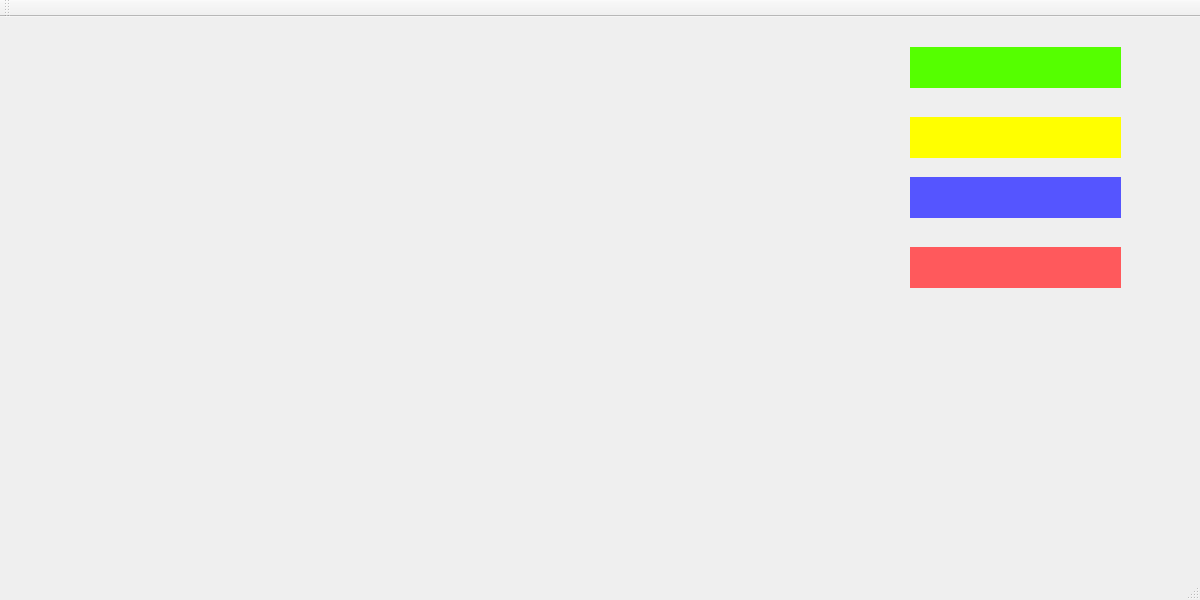
Before: the Qt Designer form Client1/Game.ui in Paul-Podoleanu/ProjectModernCpp, drawn with Qt 5.
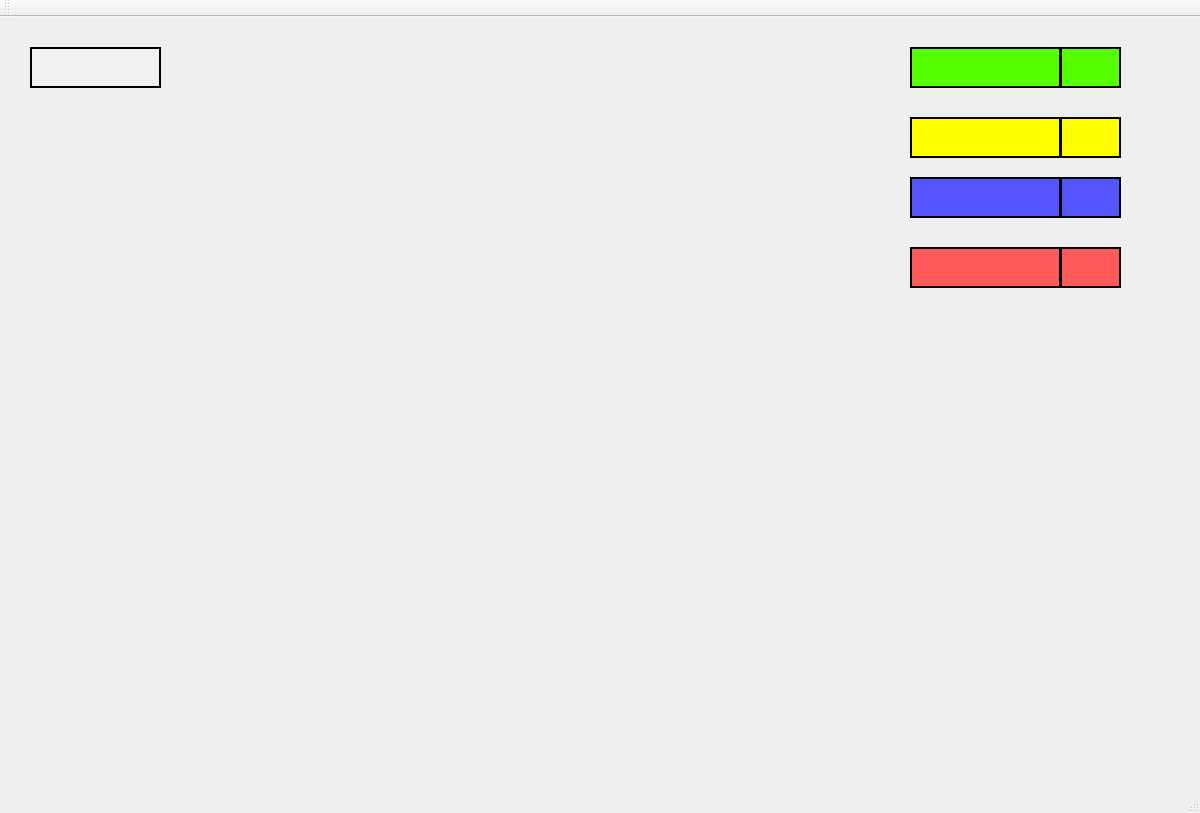
After: the same form once the commit is applied. Icons and pictures are not drawn.

Commit message: Modificat UI-ul la pagina de Game putin

The edit to the form file:
```diff
--- a/Client1/Game.ui
+++ b/Client1/Game.ui
@@ -7,12 +7,15 @@
     <x>0</x>
     <y>0</y>
     <width>1200</width>
-    <height>600</height>
+    <height>813</height>
    </rect>
   </property>
   <property name="windowTitle">
    <string>Game</string>
   </property>
+  <property name="styleSheet">
+   <string notr="true">background-image:url(:/Poze/Resources/map2players.jpg)</string>
+  </property>
   <widget class="QWidget" name="centralWidget">
    <widget class="QLabel" name="Player4">
     <property name="geometry">
@@ -23,12 +26,27 @@
       <height>41</height>
      </rect>
     </property>
+    <property name="font">
+     <font>
+      <family>Segoe Print</family>
+     </font>
+    </property>
     <property name="styleSheet">
-     <string notr="true">background-color:rgb(85, 255, 0)</string>
+     <string notr="true">background: none;
+background-color:rgb(85, 255, 0);</string>
+    </property>
+    <property name="frameShape">
+     <enum>QFrame::Box</enum>
+    </property>
+    <property name="lineWidth">
+     <number>2</number>
     </property>
     <property name="text">
      <string/>
     </property>
+    <property name="alignment">
+     <set>Qt::AlignCenter</set>
+    </property>
    </widget>
    <widget class="QLabel" name="Player3">
     <property name="geometry">
@@ -39,12 +57,30 @@
       <height>41</height>
      </rect>
     </property>
+    <property name="font">
+     <font>
+      <family>Segoe Print</family>
+     </font>
+    </property>
     <property name="styleSheet">
-     <string notr="true">background-color:rgb(255, 255, 0)</string>
+     <string notr="true">background: none;
+background-color:rgb(255, 255, 0)</string>
+    </property>
+    <property name="frameShape">
+     <enum>QFrame::Box</enum>
+    </property>
+    <property name="lineWidth">
+     <number>2</number>
     </property>
     <property name="text">
      <string/>
     </property>
+    <property name="scaledContents">
+     <bool>false</bool>
+    </property>
+    <property name="alignment">
+     <set>Qt::AlignCenter</set>
+    </property>
    </widget>
    <widget class="QLabel" name="Player2">
     <property name="geometry">
@@ -55,12 +91,27 @@
       <height>41</height>
      </rect>
     </property>
+    <property name="font">
+     <font>
+      <family>Segoe Print</family>
+     </font>
+    </property>
     <property name="styleSheet">
-     <string notr="true">background-color:rgb(85, 85, 255)</string>
+     <string notr="true">background: none;
+background-color:rgb(85, 85, 255)</string>
+    </property>
+    <property name="frameShape">
+     <enum>QFrame::Box</enum>
+    </property>
+    <property name="lineWidth">
+     <number>2</number>
     </property>
     <property name="text">
      <string/>
     </property>
+    <property name="alignment">
+     <set>Qt::AlignCenter</set>
+    </property>
    </widget>
    <widget class="QLabel" name="Player1">
     <property name="geometry">
@@ -71,12 +122,27 @@
       <height>41</height>
      </rect>
     </property>
+    <property name="font">
+     <font>
+      <family>Segoe Print</family>
+     </font>
+    </property>
     <property name="styleSheet">
-     <string notr="true">background-color:rgb(255, 89, 92)</string>
+     <string notr="true">background: none;
+background-color:rgb(255, 89, 92)</string>
+    </property>
+    <property name="frameShape">
+     <enum>QFrame::Box</enum>
+    </property>
+    <property name="lineWidth">
+     <number>2</number>
     </property>
     <property name="text">
      <string/>
     </property>
+    <property name="alignment">
+     <set>Qt::AlignCenter</set>
+    </property>
    </widget>
    <widget class="QLabel" name="Player1Points">
     <property name="geometry">
@@ -87,12 +153,27 @@
       <height>41</height>
      </rect>
     </property>
+    <property name="font">
+     <font>
+      <family>Segoe Print</family>
+     </font>
+    </property>
     <property name="styleSheet">
-     <string notr="true">background-color:rgb(255, 89, 92)</string>
+     <string notr="true">background: none;
+background-color:rgb(255, 89, 92)</string>
+    </property>
+    <property name="frameShape">
+     <enum>QFrame::Box</enum>
+    </property>
+    <property name="lineWidth">
+     <number>2</number>
     </property>
     <property name="text">
      <string/>
     </property>
+    <property name="alignment">
+     <set>Qt::AlignCenter</set>
+    </property>
    </widget>
    <widget class="QLabel" name="Player2Points">
     <property name="geometry">
@@ -103,12 +184,27 @@
       <height>41</height>
      </rect>
     </property>
+    <property name="font">
+     <font>
+      <family>Segoe Print</family>
+     </font>
+    </property>
     <property name="styleSheet">
-     <string notr="true">background-color:rgb(85, 85, 255)</string>
+     <string notr="true">background: none;
+background-color:rgb(85, 85, 255)</string>
+    </property>
+    <property name="frameShape">
+     <enum>QFrame::Box</enum>
+    </property>
+    <property name="lineWidth">
+     <number>2</number>
     </property>
     <property name="text">
      <string/>
     </property>
+    <property name="alignment">
+     <set>Qt::AlignCenter</set>
+    </property>
    </widget>
    <widget class="QLabel" name="Player3Points">
     <property name="geometry">
@@ -119,12 +215,27 @@
       <height>41</height>
      </rect>
     </property>
+    <property name="font">
+     <font>
+      <family>Segoe Print</family>
+     </font>
+    </property>
     <property name="styleSheet">
-     <string notr="true">background-color:rgb(255, 255, 0)</string>
+     <string notr="true">background: none;
+background-color:rgb(255, 255, 0)</string>
+    </property>
+    <property name="frameShape">
+     <enum>QFrame::Box</enum>
+    </property>
+    <property name="lineWidth">
+     <number>2</number>
     </property>
     <property name="text">
      <string/>
     </property>
+    <property name="alignment">
+     <set>Qt::AlignCenter</set>
+    </property>
    </widget>
    <widget class="QLabel" name="Player4Points">
     <property name="geometry">
@@ -135,18 +246,33 @@
       <height>41</height>
      </rect>
     </property>
+    <property name="font">
+     <font>
+      <family>Segoe Print</family>
+     </font>
+    </property>
     <property name="styleSheet">
-     <string notr="true">background-color:rgb(85, 255, 0)</string>
+     <string notr="true">background: none;
+background-color:rgb(85, 255, 0)</string>
+    </property>
+    <property name="frameShape">
+     <enum>QFrame::Box</enum>
+    </property>
+    <property name="lineWidth">
+     <number>2</number>
     </property>
     <property name="text">
      <string/>
     </property>
+    <property name="alignment">
+     <set>Qt::AlignCenter</set>
+    </property>
    </widget>
    <widget class="QLabel" name="GameStage">
     <property name="geometry">
      <rect>
-      <x>70</x>
-      <y>70</y>
+      <x>180</x>
+      <y>40</y>
       <width>321</width>
       <height>16</height>
      </rect>
@@ -155,6 +281,481 @@
      <string/>
     </property>
    </widget>
+   <widget class="QLabel" name="IsPlayerTurn">
+    <property name="geometry">
+     <rect>
+      <x>30</x>
+      <y>30</y>
+      <width>131</width>
+      <height>41</height>
+     </rect>
+    </property>
+    <property name="palette">
+     <palette>
+      <active>
+       <colorrole role="WindowText">
+        <brush brushstyle="SolidPattern">
+         <color alpha="255">
+          <red>0</red>
+          <green>0</green>
+          <blue>0</blue>
+         </color>
+        </brush>
+       </colorrole>
+       <colorrole role="Button">
+        <brush brushstyle="SolidPattern">
+         <color alpha="255">
+          <red>255</red>
+          <green>170</green>
+          <blue>127</blue>
+         </color>
+        </brush>
+       </colorrole>
+       <colorrole role="Light">
+        <brush brushstyle="SolidPattern">
+         <color alpha="255">
+          <red>255</red>
+          <green>255</green>
+          <blue>254</blue>
+         </color>
+        </brush>
+       </colorrole>
+       <colorrole role="Midlight">
+        <brush brushstyle="SolidPattern">
+         <color alpha="255">
+          <red>255</red>
+          <green>212</green>
+          <blue>190</blue>
+         </color>
+        </brush>
+       </colorrole>
+       <colorrole role="Dark">
+        <brush brushstyle="SolidPattern">
+         <color alpha="255">
+          <red>127</red>
+          <green>85</green>
+          <blue>63</blue>
+         </color>
+        </brush>
+       </colorrole>
+       <colorrole role="Mid">
+        <brush brushstyle="SolidPattern">
+         <color alpha="255">
+          <red>170</red>
+          <green>113</green>
+          <blue>85</blue>
+         </color>
+        </brush>
+       </colorrole>
+       <colorrole role="Text">
+        <brush brushstyle="SolidPattern">
+         <color alpha="255">
+          <red>0</red>
+          <green>0</green>
+          <blue>0</blue>
+         </color>
+        </brush>
+       </colorrole>
+       <colorrole role="BrightText">
+        <brush brushstyle="SolidPattern">
+         <color alpha="255">
+          <red>255</red>
+          <green>255</green>
+          <blue>255</blue>
+         </color>
+        </brush>
+       </colorrole>
+       <colorrole role="ButtonText">
+        <brush brushstyle="SolidPattern">
+         <color alpha="255">
+          <red>0</red>
+          <green>0</green>
+          <blue>0</blue>
+         </color>
+        </brush>
+       </colorrole>
+       <colorrole role="Base">
+        <brush brushstyle="SolidPattern">
+         <color alpha="255">
+          <red>255</red>
+          <green>255</green>
+          <blue>255</blue>
+         </color>
+        </brush>
+       </colorrole>
+       <colorrole role="Window">
+        <brush brushstyle="SolidPattern">
+         <color alpha="255">
+          <red>255</red>
+          <green>170</green>
+          <blue>127</blue>
+         </color>
+        </brush>
+       </colorrole>
+       <colorrole role="Shadow">
+        <brush brushstyle="SolidPattern">
+         <color alpha="255">
+          <red>0</red>
+          <green>0</green>
+          <blue>0</blue>
+         </color>
+        </brush>
+       </colorrole>
+       <colorrole role="AlternateBase">
+        <brush brushstyle="SolidPattern">
+         <color alpha="255">
+          <red>255</red>
+          <green>212</green>
+          <blue>191</blue>
+         </color>
+        </brush>
+       </colorrole>
+       <colorrole role="ToolTipBase">
+        <brush brushstyle="SolidPattern">
+         <color alpha="255">
+          <red>255</red>
+          <green>255</green>
+          <blue>220</blue>
+         </color>
+        </brush>
+       </colorrole>
+       <colorrole role="ToolTipText">
+        <brush brushstyle="SolidPattern">
+         <color alpha="255">
+          <red>0</red>
+          <green>0</green>
+          <blue>0</blue>
+         </color>
+        </brush>
+       </colorrole>
+       <colorrole role="PlaceholderText">
+        <brush brushstyle="SolidPattern">
+         <color alpha="127">
+          <red>0</red>
+          <green>0</green>
+          <blue>0</blue>
+         </color>
+        </brush>
+       </colorrole>
+      </active>
+      <inactive>
+       <colorrole role="WindowText">
+        <brush brushstyle="SolidPattern">
+         <color alpha="255">
+          <red>0</red>
+          <green>0</green>
+          <blue>0</blue>
+         </color>
+        </brush>
+       </colorrole>
+       <colorrole role="Button">
+        <brush brushstyle="SolidPattern">
+         <color alpha="255">
+          <red>240</red>
+          <green>240</green>
+          <blue>240</blue>
+         </color>
+        </brush>
+       </colorrole>
+       <colorrole role="Light">
+        <brush brushstyle="SolidPattern">
+         <color alpha="255">
+          <red>255</red>
+          <green>255</green>
+          <blue>255</blue>
+         </color>
+        </brush>
+       </colorrole>
+       <colorrole role="Midlight">
+        <brush brushstyle="SolidPattern">
+         <color alpha="255">
+          <red>227</red>
+          <green>227</green>
+          <blue>227</blue>
+         </color>
+        </brush>
+       </colorrole>
+       <colorrole role="Dark">
+        <brush brushstyle="SolidPattern">
+         <color alpha="255">
+          <red>160</red>
+          <green>160</green>
+          <blue>160</blue>
+         </color>
+        </brush>
+       </colorrole>
+       <colorrole role="Mid">
+        <brush brushstyle="SolidPattern">
+         <color alpha="255">
+          <red>160</red>
+          <green>160</green>
+          <blue>160</blue>
+         </color>
+        </brush>
+       </colorrole>
+       <colorrole role="Text">
+        <brush brushstyle="SolidPattern">
+         <color alpha="255">
+          <red>0</red>
+          <green>0</green>
+          <blue>0</blue>
+         </color>
+        </brush>
+       </colorrole>
+       <colorrole role="BrightText">
+        <brush brushstyle="SolidPattern">
+         <color alpha="255">
+          <red>255</red>
+          <green>255</green>
+          <blue>255</blue>
+         </color>
+        </brush>
+       </colorrole>
+       <colorrole role="ButtonText">
+        <brush brushstyle="SolidPattern">
+         <color alpha="255">
+          <red>0</red>
+          <green>0</green>
+          <blue>0</blue>
+         </color>
+        </brush>
+       </colorrole>
+       <colorrole role="Base">
+        <brush brushstyle="SolidPattern">
+         <color alpha="255">
+          <red>255</red>
+          <green>255</green>
+          <blue>255</blue>
+         </color>
+        </brush>
+       </colorrole>
+       <colorrole role="Window">
+        <brush brushstyle="SolidPattern">
+         <color alpha="255">
+          <red>240</red>
+          <green>240</green>
+          <blue>240</blue>
+         </color>
+        </brush>
+       </colorrole>
+       <colorrole role="Shadow">
+        <brush brushstyle="SolidPattern">
+         <color alpha="255">
+          <red>105</red>
+          <green>105</green>
+          <blue>105</blue>
+         </color>
+        </brush>
+       </colorrole>
+       <colorrole role="AlternateBase">
+        <brush brushstyle="SolidPattern">
+         <color alpha="255">
+          <red>245</red>
+          <green>245</green>
+          <blue>245</blue>
+         </color>
+        </brush>
+       </colorrole>
+       <colorrole role="ToolTipBase">
+        <brush brushstyle="SolidPattern">
+         <color alpha="255">
+          <red>255</red>
+          <green>255</green>
+          <blue>220</blue>
+         </color>
+        </brush>
+       </colorrole>
+       <colorrole role="ToolTipText">
+        <brush brushstyle="SolidPattern">
+         <color alpha="255">
+          <red>0</red>
+          <green>0</green>
+          <blue>0</blue>
+         </color>
+        </brush>
+       </colorrole>
+       <colorrole role="PlaceholderText">
+        <brush brushstyle="SolidPattern">
+         <color alpha="128">
+          <red>0</red>
+          <green>0</green>
+          <blue>0</blue>
+         </color>
+        </brush>
+       </colorrole>
+      </inactive>
+      <disabled>
+       <colorrole role="WindowText">
+        <brush brushstyle="SolidPattern">
+         <color alpha="255">
+          <red>127</red>
+          <green>85</green>
+          <blue>63</blue>
+         </color>
+        </brush>
+       </colorrole>
+       <colorrole role="Button">
+        <brush brushstyle="SolidPattern">
+         <color alpha="255">
+          <red>255</red>
+          <green>170</green>
+          <blue>127</blue>
+         </color>
+        </brush>
+       </colorrole>
+       <colorrole role="Light">
+        <brush brushstyle="SolidPattern">
+         <color alpha="255">
+          <red>255</red>
+          <green>255</green>
+          <blue>254</blue>
+         </color>
+        </brush>
+       </colorrole>
+       <colorrole role="Midlight">
+        <brush brushstyle="SolidPattern">
+         <color alpha="255">
+          <red>255</red>
+          <green>212</green>
+          <blue>190</blue>
+         </color>
+        </brush>
+       </colorrole>
+       <colorrole role="Dark">
+        <brush brushstyle="SolidPattern">
+         <color alpha="255">
+          <red>127</red>
+          <green>85</green>
+          <blue>63</blue>
+         </color>
+        </brush>
+       </colorrole>
+       <colorrole role="Mid">
+        <brush brushstyle="SolidPattern">
+         <color alpha="255">
+          <red>170</red>
+          <green>113</green>
+          <blue>85</blue>
+         </color>
+        </brush>
+       </colorrole>
+       <colorrole role="Text">
+        <brush brushstyle="SolidPattern">
+         <color alpha="255">
+          <red>127</red>
+          <green>85</green>
+          <blue>63</blue>
+         </color>
+        </brush>
+       </colorrole>
+       <colorrole role="BrightText">
+        <brush brushstyle="SolidPattern">
+         <color alpha="255">
+          <red>255</red>
+          <green>255</green>
+          <blue>255</blue>
+         </color>
+        </brush>
+       </colorrole>
+       <colorrole role="ButtonText">
+        <brush brushstyle="SolidPattern">
+         <color alpha="255">
+          <red>127</red>
+          <green>85</green>
+          <blue>63</blue>
+         </color>
+        </brush>
+       </colorrole>
+       <colorrole role="Base">
+        <brush brushstyle="SolidPattern">
+         <color alpha="255">
+          <red>255</red>
+          <green>170</green>
+          <blue>127</blue>
+         </color>
+        </brush>
+       </colorrole>
+       <colorrole role="Window">
+        <brush brushstyle="SolidPattern">
+         <color alpha="255">
+          <red>255</red>
+          <green>170</green>
+          <blue>127</blue>
+         </color>
+        </brush>
+       </colorrole>
+       <colorrole role="Shadow">
+        <brush brushstyle="SolidPattern">
+         <color alpha="255">
+          <red>0</red>
+          <green>0</green>
+          <blue>0</blue>
+         </color>
+        </brush>
+       </colorrole>
+       <colorrole role="AlternateBase">
+        <brush brushstyle="SolidPattern">
+         <color alpha="255">
+          <red>245</red>
+          <green>245</green>
+          <blue>245</blue>
+         </color>
+        </brush>
+       </colorrole>
+       <colorrole role="ToolTipBase">
+        <brush brushstyle="SolidPattern">
+         <color alpha="255">
+          <red>255</red>
+          <green>255</green>
+          <blue>220</blue>
+         </color>
+        </brush>
+       </colorrole>
+       <colorrole role="ToolTipText">
+        <brush brushstyle="SolidPattern">
+         <color alpha="255">
+          <red>0</red>
+          <green>0</green>
+          <blue>0</blue>
+         </color>
+        </brush>
+       </colorrole>
+       <colorrole role="PlaceholderText">
+        <brush brushstyle="SolidPattern">
+         <color alpha="128">
+          <red>0</red>
+          <green>0</green>
+          <blue>0</blue>
+         </color>
+        </brush>
+       </colorrole>
+      </disabled>
+     </palette>
+    </property>
+    <property name="font">
+     <font>
+      <family>Segoe Print</family>
+     </font>
+    </property>
+    <property name="autoFillBackground">
+     <bool>true</bool>
+    </property>
+    <property name="styleSheet">
+     <string notr="true">background: none;</string>
+    </property>
+    <property name="frameShape">
+     <enum>QFrame::Box</enum>
+    </property>
+    <property name="lineWidth">
+     <number>2</number>
+    </property>
+    <property name="text">
+     <string/>
+    </property>
+    <property name="alignment">
+     <set>Qt::AlignCenter</set>
+    </property>
+   </widget>
   </widget>
   <widget class="QMenuBar" name="menuBar">
    <property name="geometry">
```
Left out of the diff: 6 changed lines with no effect on the pictures. The commit also changes 9 other files.
